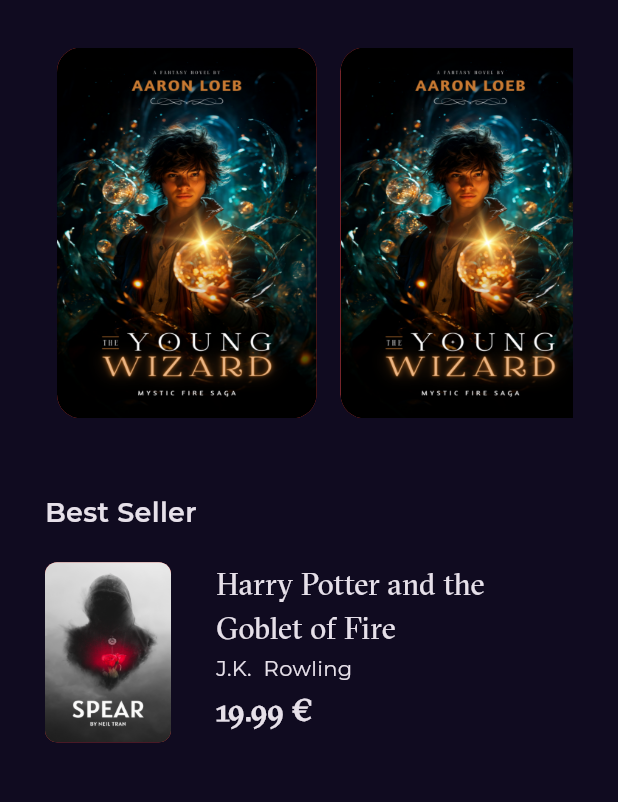
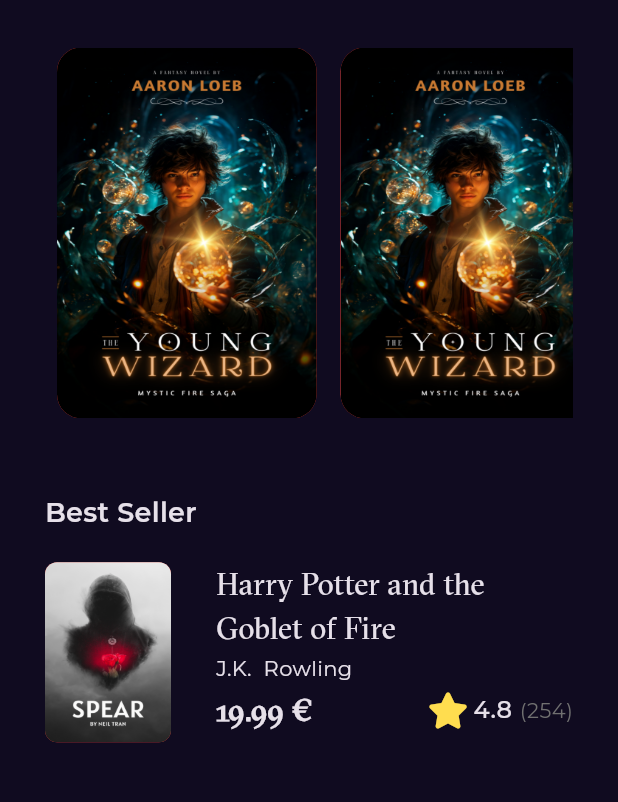
Before and after one commit to OMARALSAIED/bookly_Flutter, a Flutter app: the screen it shows after launch, on a phone screen of 412 x 824 dp, the part 122-924 px from its top. Run offline on Flutter 3.47's test engine with Material 3 defaults, Android fonts, the phone set to English and light mode, and no system bars; our stand-ins replace font_awesome_flutter, get, google_fonts.

Commit message:
Best Seller Item Done

```diff
--- a/lib/Features/home/presentation/views/widgets/best_seller_list_view_item.dart
+++ b/lib/Features/home/presentation/views/widgets/best_seller_list_view_item.dart
@@ -1,7 +1,10 @@
+import 'package:bookly/Features/home/presentation/views/widgets/book_Rating.dart';
 import 'package:bookly/constanse.dart';
 import 'package:bookly/core/utils/asstes.dart';
 import 'package:bookly/core/utils/styles.dart';
 import 'package:flutter/material.dart';
+import 'package:flutter/widgets.dart';
+
 
 class BestSelerListViewItem extends StatelessWidget {
   const BestSelerListViewItem({super.key});
@@ -27,7 +30,8 @@ class BestSelerListViewItem extends StatelessWidget {
           ),
         ),
       const  SizedBox(width: 30,),
-         Column(
+         Expanded(
+           child: Column(
             crossAxisAlignment: CrossAxisAlignment.start,
             children: [
             SizedBox(
@@ -38,9 +42,12 @@ class BestSelerListViewItem extends StatelessWidget {
                   const SizedBox(height: 3,),
                    Row(
                    children: [
-        Text('19.99 €',style: Styles.textstyle20.copyWith(fontWeight: FontWeight.bold),)
+                   Text('19.99 €',style: Styles.textstyle20.copyWith(fontWeight: FontWeight.bold),),
+               const    Spacer(),
+               const    BookRating()
                   ],)
-        ],)
+                   ],),
+         )
       ],),
     );
   }
--- /dev/null
+++ b/lib/Features/home/presentation/views/widgets/book_Rating.dart
@@ -0,0 +1,22 @@
+
+import 'package:bookly/core/utils/styles.dart';
+import 'package:flutter/material.dart';
+import 'package:font_awesome_flutter/font_awesome_flutter.dart';
+
+class BookRating extends StatelessWidget {
+  const BookRating({super.key});
+
+  @override
+  Widget build(BuildContext context) {
+    return  Row(children: [
+      const Icon(FontAwesomeIcons.solidStar,
+      color: Color(0xffFFDD4F),
+      ),
+      const SizedBox(width: 6.3,),
+      const Text('4.8',style: Styles.textstyle16,),
+      const SizedBox(width: 5,),
+      Text('(254)',style: Styles.textstyle14.copyWith(color: const Color(0xff707070)),)
+
+    ],);
+  }
+}
--- a/lib/Features/home/presentation/views/widgets/home_view_body.dart
+++ b/lib/Features/home/presentation/views/widgets/home_view_body.dart
@@ -4,6 +4,7 @@ import 'package:bookly/Features/home/presentation/views/widgets/featured_list_vi
 import 'package:bookly/core/utils/styles.dart';
 import 'package:flutter/material.dart';
 import 'package:flutter/widgets.dart';
+
 
 class HomeviewBody extends StatelessWidget {
   const HomeviewBody({super.key});
```
Lines whose indentation alone changed are shown as unchanged.
